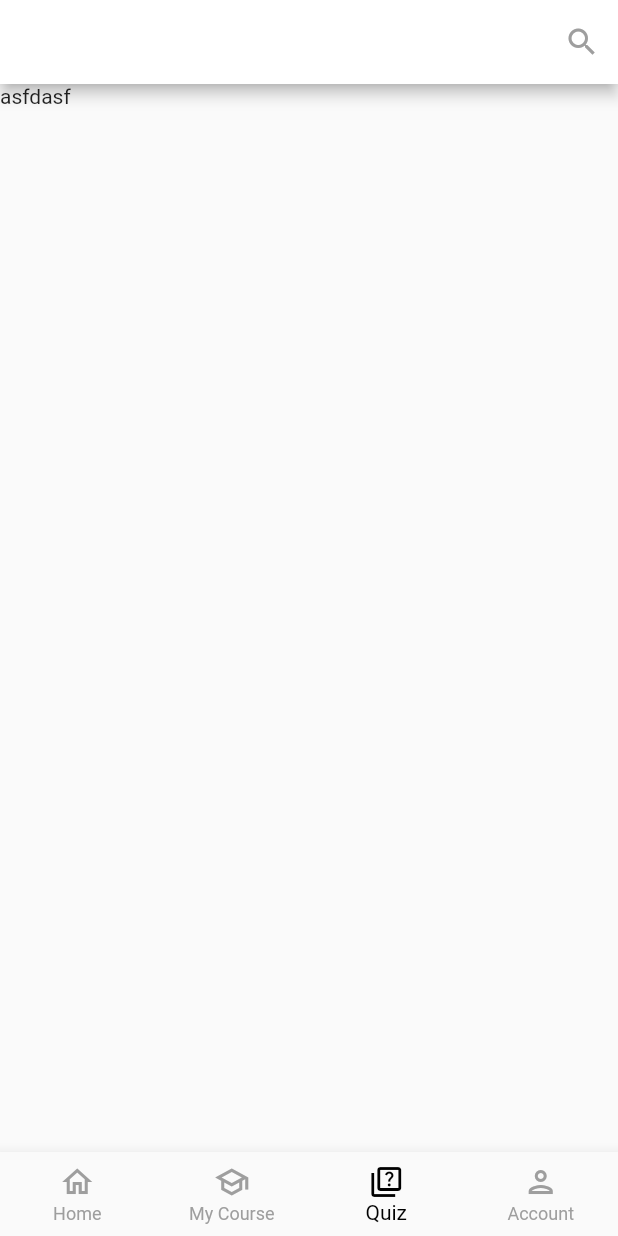
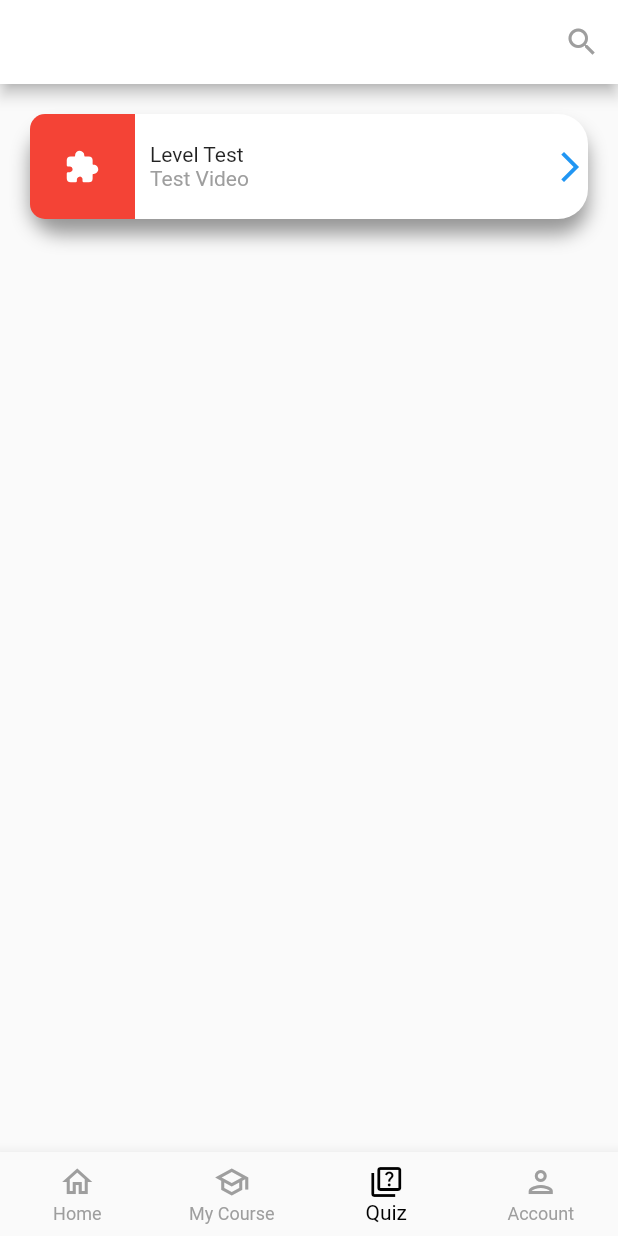
Before and after one commit to YazeedGhazalat/-flutter-e-learning, a Flutter app: the screen it shows after launch, item 3 of the bottom bar chosen, on a phone screen of 412 x 824 dp. Run offline on Flutter 3.47's test engine with Material 2 defaults, Android fonts, the phone set to English and light mode, and no system bars; our stand-ins replace flutter_rating_bar, ionicons.

Commit message:
this is 1st update

```diff
--- a/lib/main.dart
+++ b/lib/main.dart
@@ -1,7 +1,9 @@
 import 'package:flutter/material.dart';
 import 'package:myapp/Courses/English4begginner.dart';
 import 'package:myapp/Courses/EnglishL2.dart';
+import 'package:myapp/quizzes/Q1.dart';
 import 'package:myapp/screens/Home.dart';
+import 'package:myapp/screens/quizPage.dart';
 
 void main() {
   runApp(MaterialApp(
@@ -11,6 +13,8 @@ void main() {
       "English4begginner": ((context) => English4begginner()),
       "InterMiediate": (context) => Intermidiate(),
       "Home": ((context) => Home()),
+      "quizpage": ((context) => QuizPage()),
+      "LevelQuiz": (context) => LevelQuiz(),
     },
   ));
 }
--- /dev/null
+++ b/lib/models/quizButton.dart
@@ -0,0 +1,66 @@
+import 'package:flutter/material.dart';
+import 'package:ionicons/ionicons.dart';
+
+class quizButton extends StatefulWidget {
+  quizButton({required this.quizName, required this.quizPage});
+  String? quizName;
+  String? quizPage;
+
+  @override
+  State<quizButton> createState() => _quizButtonState();
+}
+
+class _quizButtonState extends State<quizButton> {
+  @override
+  Widget build(BuildContext context) {
+    return GestureDetector(
+      onTap: (() {
+        Navigator.pushNamed(context, widget.quizPage.toString());
+      }),
+      child: Padding(
+        padding: EdgeInsets.symmetric(vertical: 20.0, horizontal: 20.0),
+        child: Container(
+          decoration: BoxDecoration(
+            color: Colors.white,
+            borderRadius: BorderRadius.all(Radius.circular(20)),
+            boxShadow: [
+              BoxShadow(
+                color: Colors.black.withOpacity(.4),
+                offset: Offset(0, 10),
+                blurRadius: 10,
+              ),
+            ],
+          ),
+          child: ClipRRect(
+            borderRadius: BorderRadius.circular(10),
+            child: Container(
+              height: 70,
+              child: Row(
+                children: [
+                  Container(
+                    color: Colors.red,
+                    width: 70,
+                    height: 70,
+                    child: Icon(Ionicons.extension_puzzle, color: Colors.white),
+                  ),
+                  SizedBox(width: 10),
+                  Expanded(
+                    child: Column(
+                      mainAxisAlignment: MainAxisAlignment.center,
+                      crossAxisAlignment: CrossAxisAlignment.start,
+                      children: [
+                        Text(widget.quizName.toString()),
+                        Text('Test Video', style: TextStyle(color: Colors.grey))
+                      ],
+                    ),
+                  ),
+                  Icon(Icons.arrow_forward_ios, color: Colors.blue),
+                ],
+              ),
+            ),
+          ),
+        ),
+      ),
+    );
+  }
+}
--- a/lib/screens/Home.dart
+++ b/lib/screens/Home.dart
@@ -1,6 +1,6 @@
 import 'package:flutter/material.dart';
 import 'package:myapp/screens/MyCourse.dart';
-import 'package:myapp/screens/quiz.dart';
+import 'package:myapp/screens/quizPage.dart';
 
 class Home extends StatefulWidget {
   const Home({super.key});
@@ -17,8 +17,8 @@ class _HomeState extends State<Home> {
   static const List<Widget> _widgetOptions = [
     MyCourse(),
     MyCourse(),
-    Quiz(),
-    Quiz(),
+    QuizPage(),
+    QuizPage(),
   ];
   void _onItemTapped(int index) {
     setState(() {
--- a/lib/screens/quiz.dart
+++ /dev/null
@@ -1,17 +0,0 @@
-import 'package:flutter/material.dart';
-
-class Quiz extends StatefulWidget {
-  const Quiz({super.key});
-
-  @override
-  State<Quiz> createState() => _QuizState();
-}
-
-class _QuizState extends State<Quiz> {
-  @override
-  Widget build(BuildContext context) {
-    return Container(
-      child: Text("asfdasf"),
-    );
-  }
-}
--- /dev/null
+++ b/lib/screens/quizPage.dart
@@ -0,0 +1,24 @@
+import 'package:flutter/material.dart';
+
+import 'package:myapp/models/quizButton.dart';
+
+class QuizPage extends StatefulWidget {
+  const QuizPage({super.key});
+
+  @override
+  State<QuizPage> createState() => _QuizPageState();
+}
+
+class _QuizPageState extends State<QuizPage> {
+  @override
+  Widget build(BuildContext context) {
+    return Column(
+      children: [
+        quizButton(
+          quizName: "Level Test",
+          quizPage: "LevelQuiz",
+        )
+      ],
+    );
+  }
+}
```
Also changed, not shown: lib/components/answer.dart (added, +26 -0 lines), lib/components/question.dart (added, +20 -0 lines), lib/components/quiz.dart (added, +32 -0 lines), lib/components/result.dart (added, +66 -0 lines), lib/quizzes/Q1.dart (added, +119 -0 lines).
